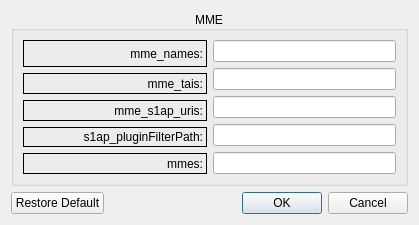
moniss23/junit4, file LTEsimGeneratorGUI/Ui/DataForms/mmeform.ui: the form before one commit.
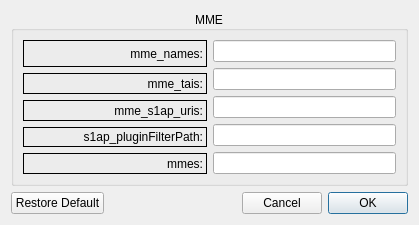
The form after the commit.

The edit to the form file:
```diff
--- a/LTEsimGeneratorGUI/Ui/DataForms/mmeform.ui
+++ b/LTEsimGeneratorGUI/Ui/DataForms/mmeform.ui
@@ -174,6 +174,19 @@
        </property>
       </widget>
      </item>
+     <item>
+      <spacer name="horizontalSpacer">
+       <property name="orientation">
+        <enum>Qt::Horizontal</enum>
+       </property>
+       <property name="sizeHint" stdset="0">
+        <size>
+         <width>40</width>
+         <height>20</height>
+        </size>
+       </property>
+      </spacer>
+     </item>
      <item>
       <widget class="QDialogButtonBox" name="buttonBox">
        <property name="enabled">
@@ -182,6 +195,9 @@
        <property name="focusPolicy">
         <enum>Qt::NoFocus</enum>
        </property>
+       <property name="layoutDirection">
+        <enum>Qt::RightToLeft</enum>
+       </property>
        <property name="orientation">
         <enum>Qt::Horizontal</enum>
        </property>
```
